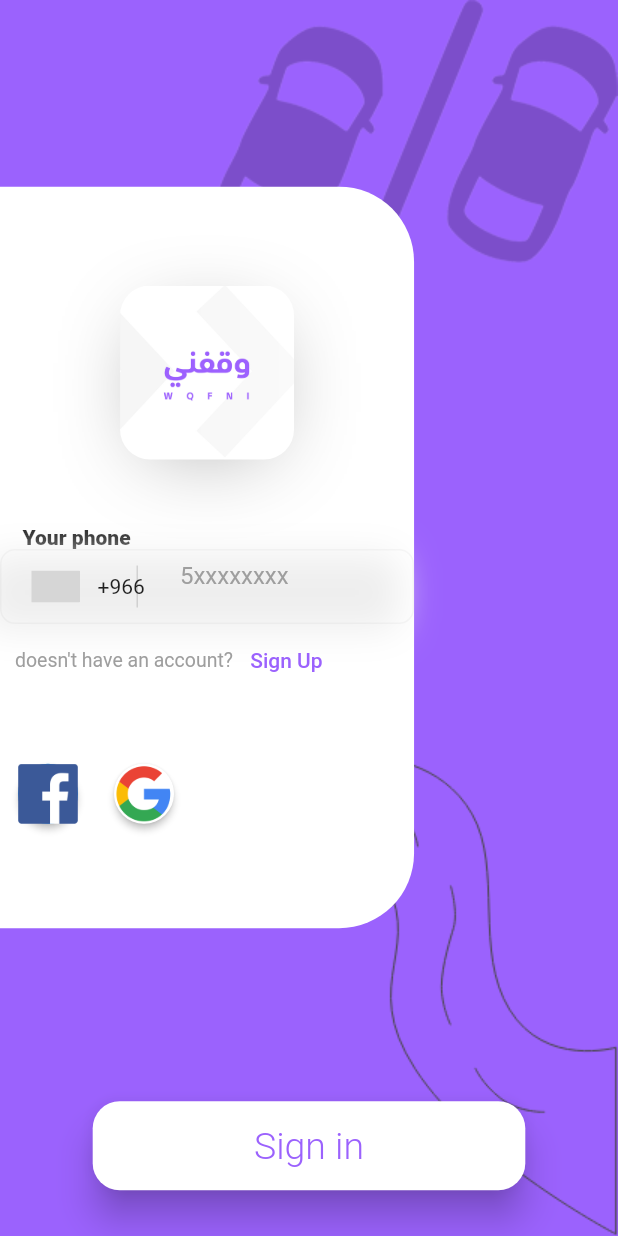
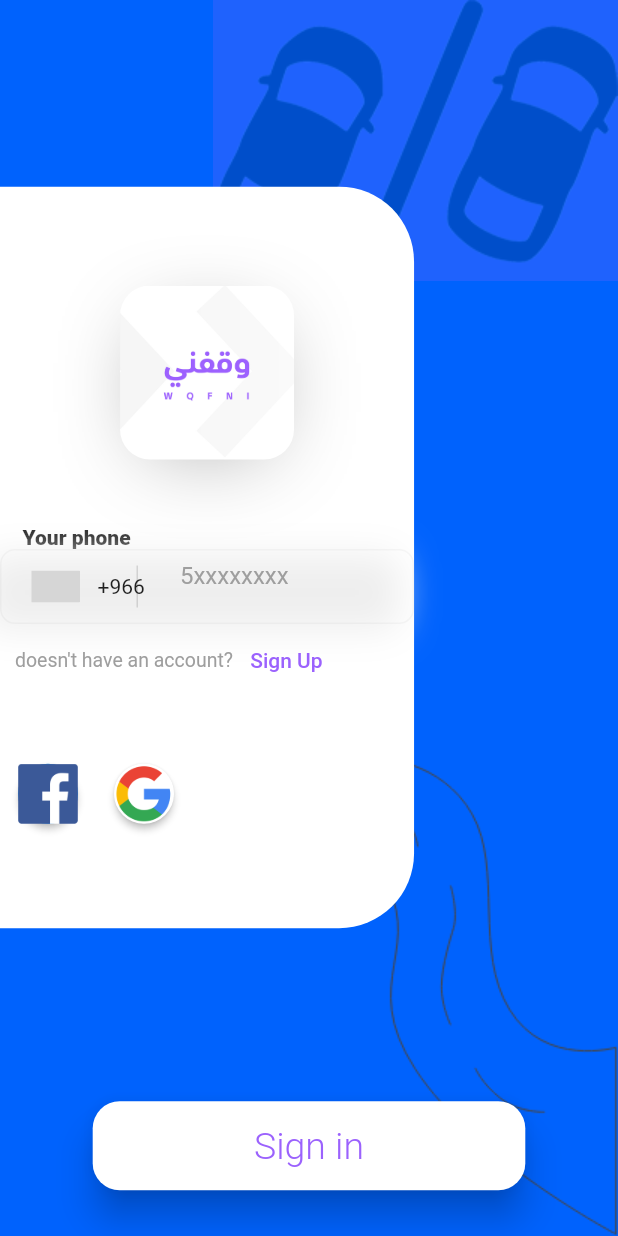
Before and after one commit to Naif-Khalid/wqfni, a Flutter app: the screen it shows after launch, on a phone screen of 412 x 824 dp. Run offline on Flutter 3.47's test engine with Material 2 defaults, Android fonts, the phone set to English and light mode, and no system bars; drawn by our look-alikes of intl_phone_number_input; our stand-ins replace animated_splash_screen; grey boxes are pictures that could not be loaded.

Commit message:
change in background color for resrvation page and login page

```diff
--- a/lib/ReservationPage1.dart
+++ b/lib/ReservationPage1.dart
@@ -21,7 +21,7 @@
       debugShowCheckedModeBanner: false,
       home: Scaffold(
         resizeToAvoidBottomInset: false,
-        backgroundColor: const Color.fromRGBO(155, 98, 253, 1),
+        backgroundColor: const Color.fromRGBO(0, 98, 253, 1),
         body: SizedBox(
           width: size.width,
           height: size.height,
--- a/lib/login.dart
+++ b/lib/login.dart
@@ -24,7 +24,7 @@
 
           decoration: const BoxDecoration(
             //image: DecorationImage(colorFilter: ColorFilter.mode(Color.fromRGBO(155, 98, 253, 0.2), BlendMode.dstATop), image: AssetImage('assets/road3.png'), alignment: Alignment.bottomRight,),
-            color: Color.fromRGBO(155, 98, 253, 1.0),
+            color: Color.fromRGBO(0, 98, 253, 1.0),
           ),
 
           child: Stack(
```
